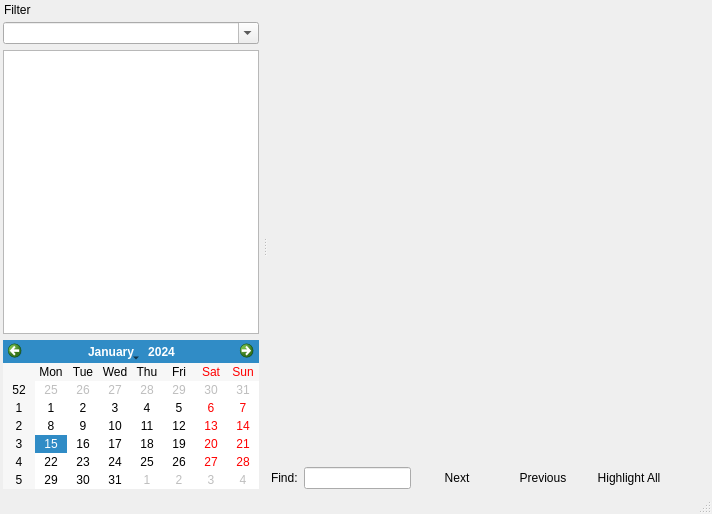
Qt form branches/dev_history/src/plugins/messagearchiver/archiveviewwindow.ui (vacuum-im/vacuum-im) before a commit.
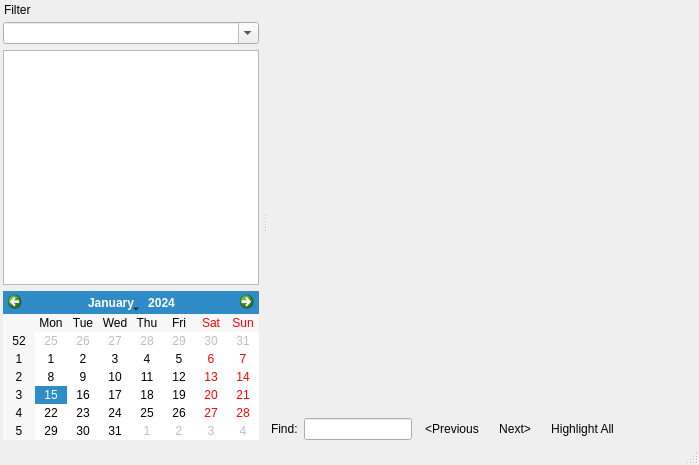
The same form after that commit.

Commit message: Наработки по окну отображения истории, успешно загружается список разговоров и отображается за выбранный месяц.

The edit to the form file:
```diff
--- a/branches/dev_history/src/plugins/messagearchiver/archiveviewwindow.ui
+++ b/branches/dev_history/src/plugins/messagearchiver/archiveviewwindow.ui
@@ -6,8 +6,8 @@
    <rect>
     <x>0</x>
     <y>0</y>
-    <width>712</width>
-    <height>514</height>
+    <width>699</width>
+    <height>465</height>
    </rect>
   </property>
   <widget class="QWidget" name="centralWidget">
@@ -41,31 +41,31 @@
        <widget class="QLineEdit" name="lneTextFind"/>
       </item>
       <item>
-       <widget class="QPushButton" name="pbtTextFindNext">
+       <widget class="QToolButton" name="tlbTextFindPrev">
         <property name="text">
-         <string>Next</string>
+         <string>&lt;Previous</string>
         </property>
-        <property name="flat">
+        <property name="autoRaise">
          <bool>true</bool>
         </property>
        </widget>
       </item>
       <item>
-       <widget class="QPushButton" name="pbtTextFindPrev">
+       <widget class="QToolButton" name="tlbTextFindNext">
         <property name="text">
-         <string>Previous</string>
+         <string>Next&gt;</string>
         </property>
-        <property name="flat">
+        <property name="autoRaise">
          <bool>true</bool>
         </property>
        </widget>
       </item>
       <item>
-       <widget class="QPushButton" name="pbtTextFindHighlight">
+       <widget class="QToolButton" name="tlbTextFindHighlight">
         <property name="text">
          <string>Highlight All</string>
         </property>
-        <property name="flat">
+        <property name="autoRaise">
          <bool>true</bool>
         </property>
        </widget>
@@ -113,7 +113,29 @@
       </widget>
      </item>
      <item>
-      <widget class="QTreeView" name="trvCollections"/>
+      <widget class="QTreeView" name="trvCollections">
+       <property name="contextMenuPolicy">
+        <enum>Qt::CustomContextMenu</enum>
+       </property>
+       <property name="editTriggers">
+        <set>QAbstractItemView::NoEditTriggers</set>
+       </property>
+       <property name="indentation">
+        <number>10</number>
+       </property>
+       <property name="uniformRowHeights">
+        <bool>true</bool>
+       </property>
+       <property name="sortingEnabled">
+        <bool>true</bool>
+       </property>
+       <property name="allColumnsShowFocus">
+        <bool>true</bool>
+       </property>
+       <property name="headerHidden">
+        <bool>true</bool>
+       </property>
+      </widget>
      </item>
      <item>
       <widget class="QCalendarWidget" name="clrCalendar"/>
```
The commit also changes 4 other files.
